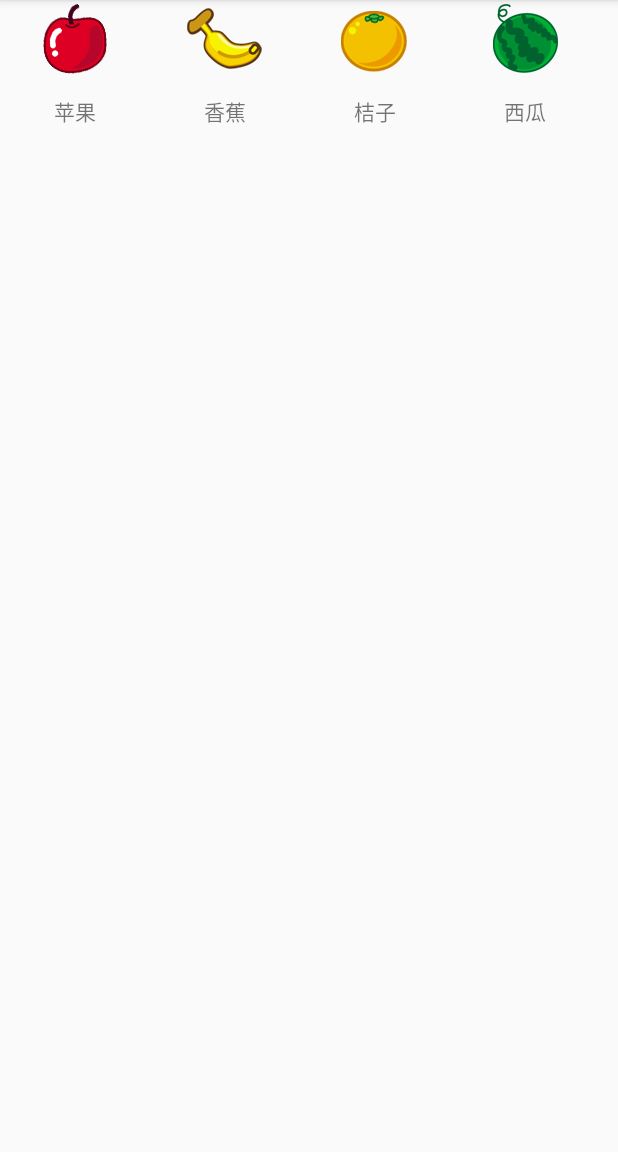
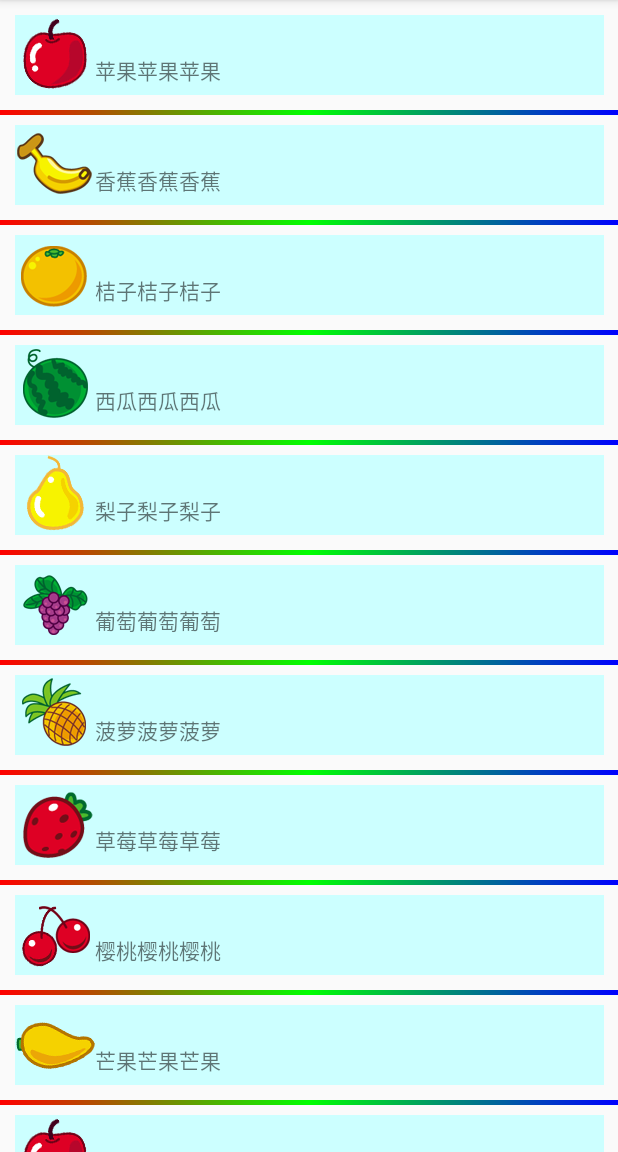
Before and after one commit to xiaofeng233/Android-RecyclerView, an Android app: the screen it shows after launch (MainActivity), on a phone screen of 412 x 824 dp, the part 84-1236 px from its top. Run offline under Robolectric (Android 15) with nearby library versions, the phone set to English and light mode, and no system bars.

Commit message:
添加分隔线

```diff
--- a/app/src/main/java/com/ldxiaofeng/android/recyclerview/FruitAdapter.java
+++ b/app/src/main/java/com/ldxiaofeng/android/recyclerview/FruitAdapter.java
@@ -6,6 +6,7 @@ import android.view.View;
 import android.view.ViewGroup;
 import android.widget.ImageView;
 import android.widget.TextView;
+import android.widget.Toast;
 
 import org.w3c.dom.Text;
 
@@ -22,11 +23,13 @@ public class FruitAdapter extends RecyclerView.Adapter<FruitAdapter.ViewHolder>
 
     //内部类ViewHolder
     static class ViewHolder extends RecyclerView.ViewHolder{
+        //View fruitView;
         ImageView fruitImage;
         TextView fruitName;
 
         public ViewHolder(View view){
             super(view);
+            //fruitView = view;
             fruitImage = (ImageView) view.findViewById(R.id.fruit_image);
             fruitName = (TextView) view.findViewById(R.id.fruit_name);
         }
@@ -40,7 +43,27 @@ public class FruitAdapter extends RecyclerView.Adapter<FruitAdapter.ViewHolder>
     @Override
     public ViewHolder onCreateViewHolder(ViewGroup parent, int viewType) {
         View view = LayoutInflater.from(parent.getContext()).inflate(R.layout.fruit_item,parent,false);
-        ViewHolder holder = new ViewHolder(view);
+        ViewHolder holder =new ViewHolder(view);
+        /*
+        final ViewHolder holder = new ViewHolder(view);
+        holder.fruitView.setOnClickListener(new View.OnClickListener() {
+            @Override
+            public void onClick(View view) {
+                int position = holder.getAdapterPosition();
+                Fruit fruit = mFruitList.get(position);
+                Toast.makeText(view.getContext(),"你点击了View"+fruit.getName(),
+                        Toast.LENGTH_SHORT).show();
+            }
+        });
+        holder.fruitImage.setOnClickListener(new View.OnClickListener() {
+            @Override
+            public void onClick(View view) {
+                int position = holder.getAdapterPosition();
+                Fruit fruit = mFruitList.get(position);
+                Toast.makeText(view.getContext(),"你点击了图片"+fruit.getName(),
+                        Toast.LENGTH_SHORT).show();
+            }
+        });*/
         return holder;
     }
 
--- a/app/src/main/java/com/ldxiaofeng/android/recyclerview/MainActivity.java
+++ b/app/src/main/java/com/ldxiaofeng/android/recyclerview/MainActivity.java
@@ -3,14 +3,17 @@ package com.ldxiaofeng.android.recyclerview;
 import android.content.Intent;
 import android.support.v7.app.AppCompatActivity;
 import android.os.Bundle;
+import android.support.v7.widget.DividerItemDecoration;
 import android.support.v7.widget.LinearLayoutManager;
 import android.support.v7.widget.RecyclerView;
+import android.support.v7.widget.StaggeredGridLayoutManager;
 import android.view.View;
 import android.widget.Button;
 import android.widget.LinearLayout;
 
 import java.util.ArrayList;
 import java.util.List;
+import java.util.Random;
 
 public class MainActivity extends AppCompatActivity {
 
@@ -24,34 +27,45 @@ public class MainActivity extends AppCompatActivity {
         initFruits();
         RecyclerView recyclerView = (RecyclerView) findViewById(R.id.recycler_view);
         LinearLayoutManager layoutManager = new LinearLayoutManager(this);
-        layoutManager.setOrientation(LinearLayoutManager.HORIZONTAL);
+        //layoutManager.setOrientation(LinearLayoutManager.HORIZONTAL);
+        //StaggeredGridLayoutManager layoutManager = new StaggeredGridLayoutManager(3,StaggeredGridLayoutManager.VERTICAL);
         recyclerView.setLayoutManager(layoutManager);
 
         FruitAdapter adapter = new FruitAdapter(fruitList);
         recyclerView.setAdapter(adapter);
+        recyclerView.addItemDecoration(new MyDecoration(this,MyDecoration.VERTICAL_LIST));
     }
     private void initFruits(){
         for(int i=0;i<2;i++){
-            Fruit apple = new Fruit("苹果",R.drawable.apple_pic);
+            Fruit apple = new Fruit(getRandomLengthName("苹果"),R.drawable.apple_pic);
             fruitList.add(apple);
-            Fruit banana = new Fruit("香蕉",R.drawable.banana_pic);
+            Fruit banana = new Fruit(getRandomLengthName("香蕉"),R.drawable.banana_pic);
             fruitList.add(banana);
-            Fruit orange = new Fruit("桔子",R.drawable.orange_pic);
+            Fruit orange = new Fruit(getRandomLengthName("桔子"),R.drawable.orange_pic);
             fruitList.add(orange);
-            Fruit watermelon = new Fruit("西瓜",R.drawable.watermelon_pic);
+            Fruit watermelon = new Fruit(getRandomLengthName("西瓜"),R.drawable.watermelon_pic);
             fruitList.add(watermelon);
-            Fruit pear = new Fruit("梨子",R.drawable.pear_pic);
+            Fruit pear = new Fruit(getRandomLengthName("梨子"),R.drawable.pear_pic);
             fruitList.add(pear);
-            Fruit grape = new Fruit("葡萄",R.drawable.grape_pic);
+            Fruit grape = new Fruit(getRandomLengthName("葡萄"),R.drawable.grape_pic);
             fruitList.add(grape);
-            Fruit pineapple = new Fruit("菠萝",R.drawable.pineapple_pic);
+            Fruit pineapple = new Fruit(getRandomLengthName("菠萝"),R.drawable.pineapple_pic);
             fruitList.add(pineapple);
-            Fruit strawberry = new Fruit("草莓",R.drawable.strawberry_pic);
+            Fruit strawberry = new Fruit(getRandomLengthName("草莓"),R.drawable.strawberry_pic);
             fruitList.add(strawberry);
-            Fruit cherry = new Fruit("樱桃",R.drawable.cherry_pic);
+            Fruit cherry = new Fruit(getRandomLengthName("樱桃"),R.drawable.cherry_pic);
             fruitList.add(cherry);
-            Fruit mango = new Fruit("芒果",R.drawable.mango_pic);
+            Fruit mango = new Fruit(getRandomLengthName("芒果"),R.drawable.mango_pic);
             fruitList.add(mango);
         }
     }
+    private String getRandomLengthName(String name){
+        Random random = new Random();
+        int length = random.nextInt(3) + 2;
+        StringBuilder buider = new StringBuilder();
+        for (int i=0 ; i<length ; i++){
+            buider.append(name);
+        }
+        return buider.toString();
+    }
 }
--- /dev/null
+++ b/app/src/main/java/com/ldxiaofeng/android/recyclerview/MyDecoration.java
@@ -0,0 +1,98 @@
+package com.ldxiaofeng.android.recyclerview;
+
+import android.content.Context;
+import android.content.res.TypedArray;
+import android.graphics.Canvas;
+import android.graphics.Rect;
+import android.graphics.drawable.Drawable;
+import android.support.v7.widget.LinearLayoutManager;
+import android.support.v7.widget.RecyclerView;
+import android.view.View;
+
+/**
+ * Created by 13178 on 2018-6-18.
+ */
+
+public class MyDecoration extends RecyclerView.ItemDecoration{
+
+    private Context mContext;
+    private Drawable mDivider;
+    private int mOrientation;
+    public static final int HORIZONTAL_LIST = LinearLayoutManager.HORIZONTAL;
+    public static final int VERTICAL_LIST = LinearLayoutManager.VERTICAL;
+
+    //我们通过获取系统属性中的listDivider来添加，在系统中的AppTheme中设置
+    public static final int[] ATRRS  = new int[]{
+            android.R.attr.listDivider
+    };
+
+    public MyDecoration(Context context, int orientation) {
+        this.mContext = context;
+        final TypedArray ta = context.obtainStyledAttributes(ATRRS);
+        this.mDivider = ta.getDrawable(0);
+        ta.recycle();
+        setOrientation(orientation);
+    }
+
+    //设置屏幕的方向
+    public void setOrientation(int orientation){
+        if (orientation != HORIZONTAL_LIST && orientation != VERTICAL_LIST){
+            throw new IllegalArgumentException("invalid orientation");        }        mOrientation = orientation;
+    }
+
+    @Override
+    public void onDraw(Canvas c, RecyclerView parent, RecyclerView.State state) {
+        if (mOrientation == HORIZONTAL_LIST){
+            drawVerticalLine(c, parent, state);
+        }else {
+            drawHorizontalLine(c, parent, state);
+        }
+    }
+
+    //画横线, 这里的parent其实是显示在屏幕显示的这部分
+    public void drawHorizontalLine(Canvas c, RecyclerView parent, RecyclerView.State state){
+        int left = parent.getPaddingLeft();
+        int right = parent.getWidth() - parent.getPaddingRight();
+        final int childCount = parent.getChildCount();
+        for (int i = 0; i < childCount; i++){
+            final View child = parent.getChildAt(i);
+
+            //获得child的布局信息
+            final RecyclerView.LayoutParams params = (RecyclerView.LayoutParams)child.getLayoutParams();
+            final int top = child.getBottom() + params.bottomMargin;
+            final int bottom = top + mDivider.getIntrinsicHeight();
+            mDivider.setBounds(left, top, right, bottom);
+            mDivider.draw(c);
+            //Log.d("wnw", left + " " + top + " "+right+"   "+bottom+" "+i);
+        }
+    }
+
+    //画竖线
+    public void drawVerticalLine(Canvas c, RecyclerView parent, RecyclerView.State state){
+        int top = parent.getPaddingTop();
+        int bottom = parent.getHeight() - parent.getPaddingBottom();
+        final int childCount = parent.getChildCount();
+        for (int i = 0; i < childCount; i++){
+            final View child = parent.getChildAt(i);
+
+            //获得child的布局信息
+            final RecyclerView.LayoutParams params = (RecyclerView.LayoutParams)child.getLayoutParams();
+            final int left = child.getRight() + params.rightMargin;
+            final int right = left + mDivider.getIntrinsicWidth();
+            mDivider.setBounds(left, top, right, bottom);
+            mDivider.draw(c);
+        }
+    }
+
+    //由于Divider也有长宽高，每一个Item需要向下或者向右偏移
+    @Override
+    public void getItemOffsets(Rect outRect, View view, RecyclerView parent, RecyclerView.State state) {
+        if(mOrientation == HORIZONTAL_LIST){
+            //画横线，就是往下偏移一个分割线的高度
+            outRect.set(0, 0, 0, mDivider.getIntrinsicHeight());
+        }else {
+            //画竖线，就是往右偏移一个分割线的宽度
+            outRect.set(0, 0, mDivider.getIntrinsicWidth(), 0);
+        }
+    }
+}
--- /dev/null
+++ b/app/src/main/res/drawable/divider.xml
@@ -0,0 +1,10 @@
+<?xml version="1.0" encoding="utf-8"?>
+<shape xmlns:android="http://schemas.android.com/apk/res/android"
+    android:shape="rectangle">
+    <gradient
+        android:centerColor="#ff00ff00"
+        android:endColor="#ff0000ff"
+        android:startColor="#ffff0000"
+        android:type="linear" />
+    <size android:height="3dp" />
+</shape>
--- a/app/src/main/res/layout/activity_main.xml
+++ b/app/src/main/res/layout/activity_main.xml
@@ -1,11 +1,8 @@
 <?xml version="1.0" encoding="utf-8"?>
 <LinearLayout xmlns:android="http://schemas.android.com/apk/res/android"
-
     android:orientation="vertical"
     android:layout_width="match_parent"
     android:layout_height="match_parent">
-
-
 
     <android.support.v7.widget.RecyclerView
         android:id="@+id/recycler_view"
--- a/app/src/main/res/layout/fruit_item.xml
+++ b/app/src/main/res/layout/fruit_item.xml
@@ -1,20 +1,20 @@
 <?xml version="1.0" encoding="utf-8"?>
 <LinearLayout xmlns:android="http://schemas.android.com/apk/res/android"
-    android:orientation="vertical"
-    android:layout_width="100dp"
-    android:layout_height="match_parent">
+    android:layout_width="match_parent"
+    android:layout_height="wrap_content"
+    android:layout_margin="10dp"
+    android:background="#ccffff">
 
     <ImageView
         android:id="@+id/fruit_image"
         android:layout_width="wrap_content"
-        android:layout_height="wrap_content"
-        android:layout_gravity="center_horizontal"/>
+        android:layout_height="wrap_content"/>
 
     <TextView
         android:id="@+id/fruit_name"
         android:layout_width="wrap_content"
         android:layout_height="wrap_content"
-        android:layout_gravity="center_horizontal"
+        android:layout_gravity="center_vertical"
         android:layout_marginTop="10dp"/>
 
 </LinearLayout>
--- a/app/src/main/res/values/styles.xml
+++ b/app/src/main/res/values/styles.xml
@@ -6,6 +6,7 @@
         <item name="colorPrimary">@color/colorPrimary</item>
         <item name="colorPrimaryDark">@color/colorPrimaryDark</item>
         <item name="colorAccent">@color/colorAccent</item>
+        <item name="android:listDivider">@drawable/divider</item>
     </style>
 
 </resources>
```
